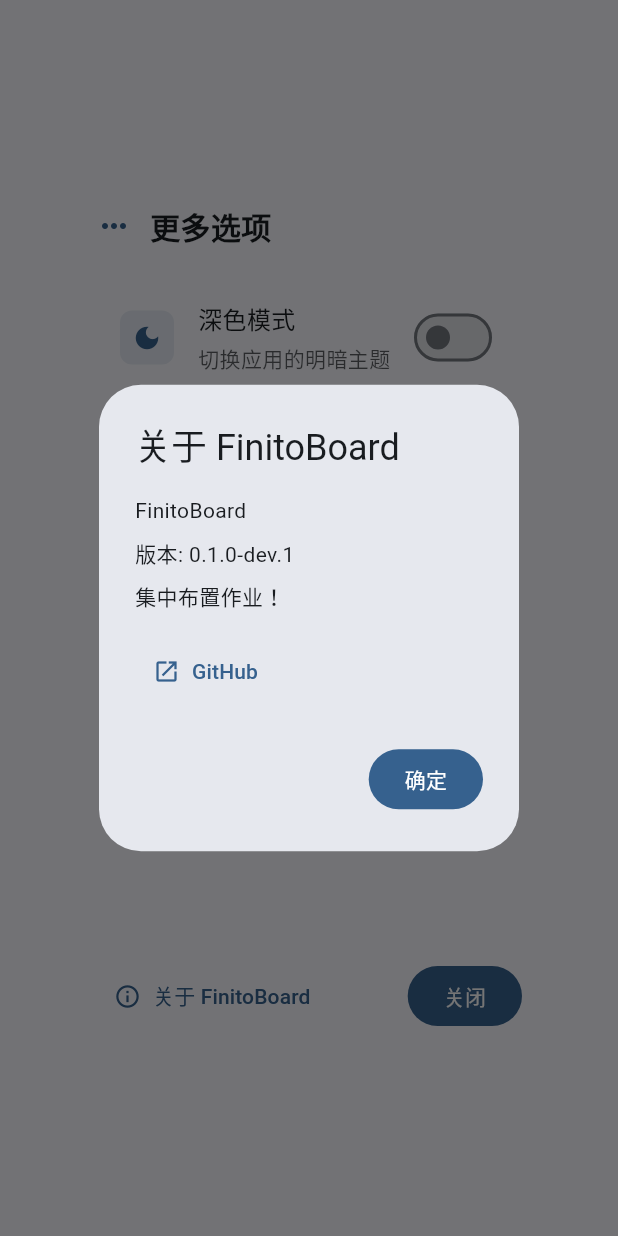
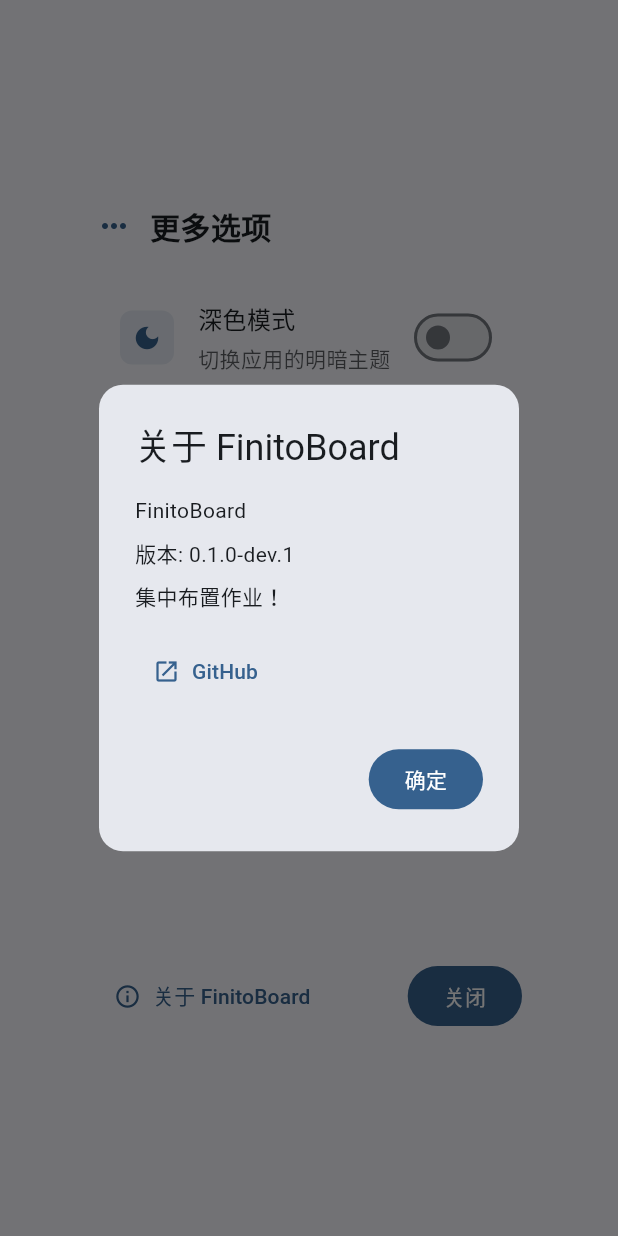
Before and after one commit to Xwei1645/finito_board, a Flutter app: the SettingsWindow widget shown alone on an empty page, opened directly, after a tap on "关于 FinitoBoard", on a phone screen of 412 x 824 dp. Run offline on Flutter 3.47's test engine with Material 3 defaults, Android fonts, the phone set to English and light mode, and no system bars; our stand-ins replace hive, hive_flutter, package_info_plus, shared_preferences; missing offline and left inert: flutter_quill, launch_at_startup, window_manager; accounts and stored records are empty; Roboto replaces fonts that are missing (HarmonyOS Sans SC); statements that could not run were skipped.

Commit message:
ui: 统一圆角

```diff
--- a/lib/main.dart
+++ b/lib/main.dart
@@ -990,6 +990,9 @@ class _HomeworkBoardState extends State<HomeworkBoard> with WindowListener {
       context: context,
       builder: (BuildContext context) {
         return AlertDialog(
+          shape: RoundedRectangleBorder(
+            borderRadius: BorderRadius.circular(16),
+          ),
           title: const Text('确认退出'),
           content: const Text('确定要退出应用程序吗？'),
           actions: [
--- a/lib/widgets/settings.dart
+++ b/lib/widgets/settings.dart
@@ -66,7 +66,7 @@ class _SettingsWindowState extends State<SettingsWindow> {
         height: 600,
         decoration: BoxDecoration(
           color: colorScheme.surface,
-          borderRadius: BorderRadius.circular(8),
+          borderRadius: BorderRadius.circular(16),
         ),
         padding: const EdgeInsets.all(24),
         child: Column(
@@ -401,6 +401,9 @@ class _SettingsWindowState extends State<SettingsWindow> {
     showDialog(
       context: context,
       builder: (context) => AlertDialog(
+        shape: RoundedRectangleBorder(
+          borderRadius: BorderRadius.circular(16),
+        ),
         title: const Text('关于 FinitoBoard'),
         content: Column(
           mainAxisSize: MainAxisSize.min,
```
